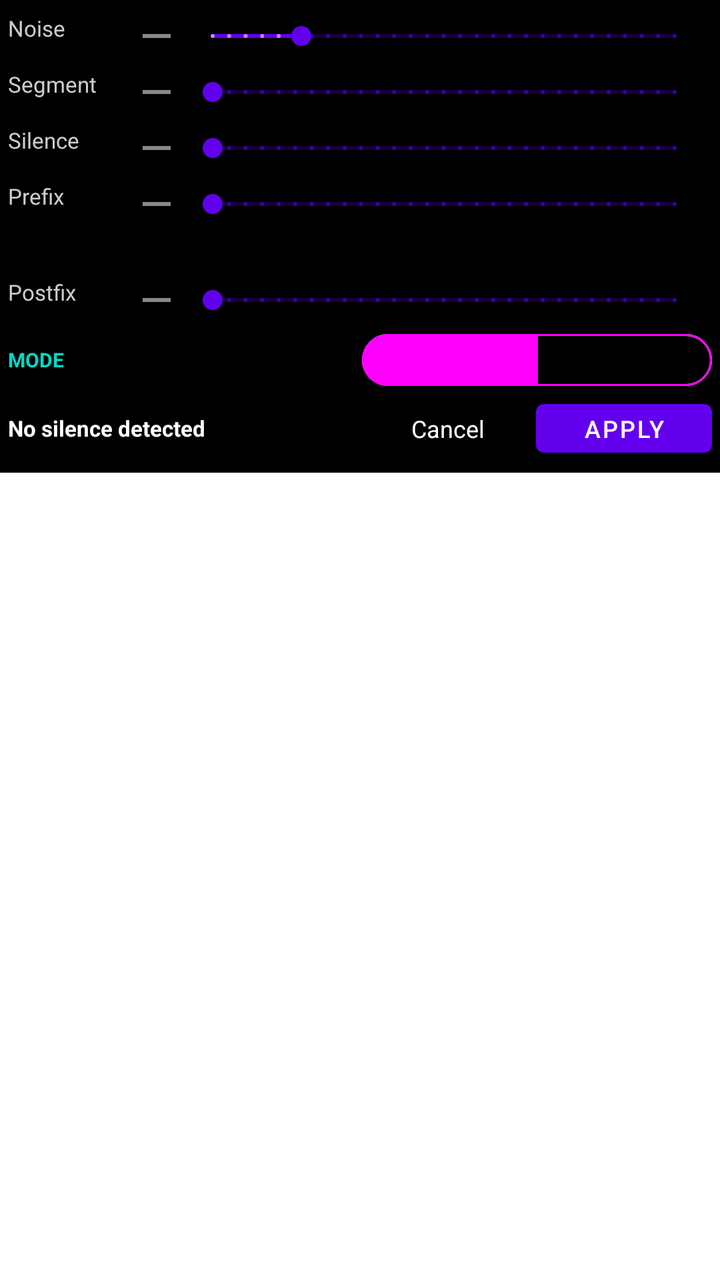
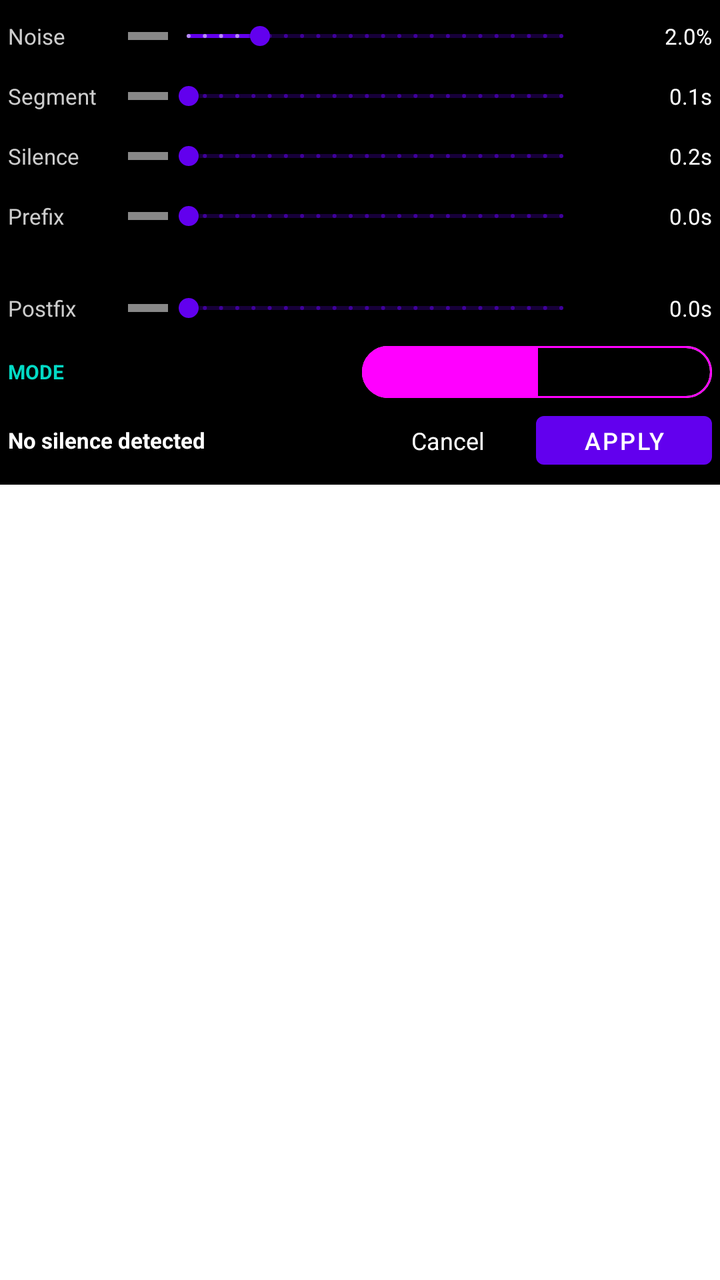

Before-and-after screenshots of an Android layout around one commit, followed by the original layout XML and the change that was made.
<!-- AndroidManifest.xml: application theme AppTheme -->
<!-- res/layout/dialog_silence_detection.xml -->
<ScrollView xmlns:android="http://schemas.android.com/apk/res/android"
    xmlns:app="http://schemas.android.com/apk/res-auto"
    android:layout_width="match_parent"
    android:layout_height="wrap_content">

    <LinearLayout
        android:id="@+id/silenceDetectionOverlay"
        android:layout_width="match_parent"
        android:layout_height="wrap_content"
        android:orientation="vertical"
        android:padding="4dp"
        android:background="#FF000000"
        android:clickable="true"
        android:focusable="true">

        <GridLayout
            android:layout_width="match_parent"
            android:layout_height="wrap_content"
            android:columnCount="2"
            android:alignmentMode="alignBounds"
            android:clipChildren="false"
            android:clipToPadding="false">

            
            <LinearLayout
                android:layout_width="wrap_content"
                android:layout_height="wrap_content"
                android:orientation="horizontal"
                android:gravity="center_vertical">
                <TextView
                    android:layout_width="wrap_content"
                    android:layout_height="wrap_content"
                    android:text="Noise"
                    android:textSize="11sp"
                    android:textColor="#CCCCCC"/>
                <ImageButton
                    android:layout_width="20dp"
                    android:layout_height="20dp"
                    android:src="@drawable/ic_info_24"
                    android:background="?attr/selectableItemBackgroundBorderless"
                    app:tint="#88FFFFFF"
                    android:tooltipText="@string/tooltip_noise_threshold"
                    android:tag="@string/tooltip_noise_threshold"
                    android:contentDescription="Noise Threshold"/>
            </LinearLayout>
            <LinearLayout
                android:layout_width="match_parent"
                android:layout_height="28dp"
                android:orientation="horizontal"
                android:gravity="center_vertical">
                <ImageButton
                    android:id="@+id/btnThresholdMinus"
                    android:layout_width="20dp"
                    android:layout_height="20dp"
                    android:src="@drawable/ic_remove_24"
                    android:background="?attr/selectableItemBackgroundBorderless"
                    app:tint="#88FFFFFF"
                    android:contentDescription="Decrease threshold"/>
                <com.google.android.material.slider.Slider
                    android:id="@+id/sliderThreshold"
                    android:layout_width="0dp"
                    android:layout_height="wrap_content"
                    android:layout_weight="1"
                    android:layout_marginStart="2dp"
                    android:layout_marginEnd="2dp"
                    android:valueFrom="0.001"
                    android:valueTo="0.1"
                    android:stepSize="0.001"
                    android:value="0.02"
                    app:haloRadius="0dp"
                    app:thumbRadius="5dp"
                    app:trackHeight="2dp"
                    android:tooltipText="@string/tooltip_noise_threshold"/>
                <ImageButton
                    android:id="@+id/btnThresholdPlus"
                    android:layout_width="20dp"
                    android:layout_height="20dp"
                    android:src="@drawable/ic_add_24"
                    android:background="?attr/selectableItemBackgroundBorderless"
                    app:tint="#88FFFFFF"
                    android:contentDescription="Increase threshold"/>
                <TextView
                    android:id="@+id/tvThresholdValue"
                    android:layout_width="45dp"
                    android:layout_height="wrap_content"
                    android:gravity="end"
                    android:text="2.0%"
                    android:textSize="11sp"
                    android:textColor="@android:color/white"/>
            </LinearLayout>

            
            <LinearLayout
                android:layout_width="wrap_content"
                android:layout_height="wrap_content"
                android:orientation="horizontal"
                android:gravity="center_vertical">
                <TextView
                    android:layout_width="wrap_content"
                    android:layout_height="wrap_content"
                    android:text="Segment"
                    android:textSize="11sp"
                    android:textColor="#CCCCCC"/>
                <ImageButton
                    android:layout_width="20dp"
                    android:layout_height="20dp"
                    android:src="@drawable/ic_info_24"
                    android:background="?attr/selectableItemBackgroundBorderless"
                    app:tint="#88FFFFFF"
                    android:tooltipText="@string/tooltip_min_segment_audio"
                    android:tag="@string/tooltip_min_segment_audio"
                    android:contentDescription="Min Segment Duration"/>
            </LinearLayout>
            <LinearLayout
                android:layout_width="match_parent"
                android:layout_height="28dp"
                android:orientation="horizontal"
                android:gravity="center_vertical">
                <ImageButton
                    android:id="@+id/btnMinSegmentMinus"
                    android:layout_width="20dp"
                    android:layout_height="20dp"
                    android:src="@drawable/ic_remove_24"
                    android:background="?attr/selectableItemBackgroundBorderless"
                    app:tint="#88FFFFFF"
                    android:contentDescription="Decrease segment duration"/>
                <com.google.android.material.slider.Slider
                    android:id="@+id/sliderMinSegment"
                    android:layout_width="0dp"
                    android:layout_height="wrap_content"
                    android:layout_weight="1"
                    android:layout_marginStart="2dp"
                    android:layout_marginEnd="2dp"
                    android:valueFrom="100"
                    android:valueTo="5000"
                    android:stepSize="100"
                    android:value="100"
                    app:haloRadius="0dp"
                    app:thumbRadius="5dp"
                    app:trackHeight="2dp"
                    android:tooltipText="@string/tooltip_min_segment_audio"/>
                <ImageButton
                    android:id="@+id/btnMinSegmentPlus"
                    android:layout_width="20dp"
                    android:layout_height="20dp"
                    android:src="@drawable/ic_add_24"
                    android:background="?attr/selectableItemBackgroundBorderless"
                    app:tint="#88FFFFFF"
                    android:contentDescription="Increase segment duration"/>
                <TextView
                    android:id="@+id/tvMinSegmentValue"
                    android:layout_width="45dp"
                    android:layout_height="wrap_content"
                    android:gravity="end"
                    android:text="0.1s"
                    android:textSize="11sp"
                    android:textColor="@android:color/white"/>
            </LinearLayout>

            
            <LinearLayout
                android:layout_width="wrap_content"
                android:layout_height="wrap_content"
                android:orientation="horizontal"
                android:gravity="center_vertical">
                <TextView
                    android:layout_width="wrap_content"
                    android:layout_height="wrap_content"
                    android:text="Silence"
                    android:textSize="11sp"
                    android:textColor="#CCCCCC"/>
                <ImageButton
                    android:layout_width="20dp"
                    android:layout_height="20dp"
                    android:src="@drawable/ic_info_24"
                    android:background="?attr/selectableItemBackgroundBorderless"
                    app:tint="#88FFFFFF"
                    android:tooltipText="@string/tooltip_min_silence_duration"
                    android:tag="@string/tooltip_min_silence_duration"
                    android:contentDescription="Min Silence Duration"/>
            </LinearLayout>
            <LinearLayout
                android:layout_width="match_parent"
                android:layout_height="28dp"
                android:orientation="horizontal"
                android:gravity="center_vertical">
                <ImageButton
                    android:id="@+id/btnDurationMinus"
                    android:layout_width="20dp"
                    android:layout_height="20dp"
                    android:src="@drawable/ic_remove_24"
                    android:background="?attr/selectableItemBackgroundBorderless"
                    app:tint="#88FFFFFF"
                    android:contentDescription="Decrease silence duration"/>
                <com.google.android.material.slider.Slider
                    android:id="@+id/sliderDuration"
                    android:layout_width="0dp"
                    android:layout_height="wrap_content"
                    android:layout_weight="1"
                    android:layout_marginStart="2dp"
                    android:layout_marginEnd="2dp"
                    android:valueFrom="200"
                    android:valueTo="5000"
                    android:stepSize="100"
                    android:value="200"
                    app:haloRadius="0dp"
                    app:thumbRadius="5dp"
                    app:trackHeight="2dp"
                    android:tooltipText="@string/tooltip_min_silence_duration"/>
                <ImageButton
                    android:id="@+id/btnDurationPlus"
                    android:layout_width="20dp"
                    android:layout_height="20dp"
                    android:src="@drawable/ic_add_24"
                    android:background="?attr/selectableItemBackgroundBorderless"
                    app:tint="#88FFFFFF"
                    android:contentDescription="Increase silence duration"/>
                <TextView
                    android:id="@+id/tvDurationValue"
                    android:layout_width="45dp"
                    android:layout_height="wrap_content"
                    android:gravity="end"
                    android:text="0.2s"
                    android:textSize="11sp"
                    android:textColor="@android:color/white"/>
            </LinearLayout>

            
            <LinearLayout
                android:layout_width="wrap_content"
                android:layout_height="wrap_content"
                android:orientation="horizontal"
                android:gravity="center_vertical">
                <TextView
                    android:layout_width="wrap_content"
                    android:layout_height="wrap_content"
                    android:text="Prefix"
                    android:textSize="11sp"
                    android:textColor="#CCCCCC"/>
                <ImageButton
                    android:layout_width="20dp"
                    android:layout_height="20dp"
                    android:src="@drawable/ic_info_24"
                    android:background="?attr/selectableItemBackgroundBorderless"
                    app:tint="#88FFFFFF"
                    android:tooltipText="@string/tooltip_padding_prefix"
                    android:tag="@string/tooltip_padding_prefix"
                    android:contentDescription="Prefix Padding"/>
            </LinearLayout>
            <LinearLayout
                android:layout_width="match_parent"
                android:layout_height="28dp"
                android:orientation="horizontal"
                android:gravity="center_vertical">
                <ImageButton
                    android:id="@+id/btnPaddingPrefixMinus"
                    android:layout_width="20dp"
                    android:layout_height="20dp"
                    android:src="@drawable/ic_remove_24"
                    android:background="?attr/selectableItemBackgroundBorderless"
                    app:tint="#88FFFFFF"
                    android:contentDescription="Decrease prefix padding"/>
                <com.google.android.material.slider.Slider
                    android:id="@+id/sliderPaddingPrefix"
                    android:layout_width="0dp"
                    android:layout_height="wrap_content"
                    android:layout_weight="1"
                    android:layout_marginStart="2dp"
                    android:layout_marginEnd="2dp"
                    android:valueFrom="0"
                    android:valueTo="2000"
                    android:stepSize="50"
                    android:value="0"
                    app:haloRadius="0dp"
                    app:thumbRadius="5dp"
                    app:trackHeight="2dp"
                    android:tooltipText="@string/tooltip_padding_prefix"/>
                <ImageButton
                    android:id="@+id/btnPaddingPrefixPlus"
                    android:layout_width="20dp"
                    android:layout_height="20dp"
                    android:src="@drawable/ic_add_24"
                    android:background="?attr/selectableItemBackgroundBorderless"
                    app:tint="#88FFFFFF"
                    android:contentDescription="Increase prefix padding"/>
                <TextView
                    android:id="@+id/tvPaddingPrefixValue"
                    android:layout_width="45dp"
                    android:layout_height="wrap_content"
                    android:gravity="end"
                    android:text="0.0s"
                    android:textSize="11sp"
                    android:textColor="@android:color/white"/>
            </LinearLayout>

            
            <View android:layout_width="0dp" android:layout_height="0dp" />
            <ImageButton
                android:id="@+id/btnLinkPadding"
                android:layout_width="20dp"
                android:layout_height="20dp"
                android:layout_gravity="center_horizontal"
                android:layout_marginTop="-4dp"
                android:layout_marginBottom="-4dp"
                android:background="?attr/selectableItemBackgroundBorderless"
                android:src="@drawable/ic_link_24"
                app:tint="@android:color/white"
                android:contentDescription="@string/content_desc_link_padding"/>

            
            <LinearLayout
                android:layout_width="wrap_content"
                android:layout_height="wrap_content"
                android:orientation="horizontal"
                android:gravity="center_vertical">
                <TextView
                    android:layout_width="wrap_content"
                    android:layout_height="wrap_content"
                    android:text="Postfix"
                    android:textSize="11sp"
                    android:textColor="#CCCCCC"/>
                <ImageButton
                    android:layout_width="20dp"
                    android:layout_height="20dp"
                    android:src="@drawable/ic_info_24"
                    android:background="?attr/selectableItemBackgroundBorderless"
                    app:tint="#88FFFFFF"
                    android:tooltipText="@string/tooltip_padding_postfix"
                    android:tag="@string/tooltip_padding_postfix"
                    android:contentDescription="Postfix Padding"/>
            </LinearLayout>
            <LinearLayout
                android:layout_width="match_parent"
                android:layout_height="28dp"
                android:orientation="horizontal"
                android:gravity="center_vertical">
                <ImageButton
                    android:id="@+id/btnPaddingPostfixMinus"
                    android:layout_width="20dp"
                    android:layout_height="20dp"
                    android:src="@drawable/ic_remove_24"
                    android:background="?attr/selectableItemBackgroundBorderless"
                    app:tint="#88FFFFFF"
                    android:contentDescription="Decrease postfix padding"/>
                <com.google.android.material.slider.Slider
                    android:id="@+id/sliderPaddingPostfix"
                    android:layout_width="0dp"
                    android:layout_height="wrap_content"
                    android:layout_weight="1"
                    android:layout_marginStart="2dp"
                    android:layout_marginEnd="2dp"
                    android:valueFrom="0"
                    android:valueTo="2000"
                    android:stepSize="50"
                    android:value="0"
                    app:haloRadius="0dp"
                    app:thumbRadius="5dp"
                    app:trackHeight="2dp"
                    android:tooltipText="@string/tooltip_padding_postfix"/>
                <ImageButton
                    android:id="@+id/btnPaddingPostfixPlus"
                    android:layout_width="20dp"
                    android:layout_height="20dp"
                    android:src="@drawable/ic_add_24"
                    android:background="?attr/selectableItemBackgroundBorderless"
                    app:tint="#88FFFFFF"
                    android:contentDescription="Increase postfix padding"/>
                <TextView
                    android:id="@+id/tvPaddingPostfixValue"
                    android:layout_width="45dp"
                    android:layout_height="wrap_content"
                    android:gravity="end"
                    android:text="0.0s"
                    android:textSize="11sp"
                    android:textColor="@android:color/white"/>
            </LinearLayout>
        </GridLayout>

        
        <LinearLayout
            android:layout_width="match_parent"
            android:layout_height="28dp"
            android:orientation="horizontal"
            android:gravity="center_vertical"
            android:layout_marginTop="2dp">
            <TextView
                android:layout_width="0dp"
                android:layout_height="wrap_content"
                android:layout_weight="1"
                android:text="MODE"
                android:textSize="10sp"
                android:textColor="?attr/colorAccent"
                android:textStyle="bold"/>
            <com.google.android.material.button.MaterialButtonToggleGroup
                android:id="@+id/btnToggleModeSilence"
                android:layout_width="wrap_content"
                android:layout_height="26dp"
                app:singleSelection="true"
                app:selectionRequired="true"
                app:checkedButton="@id/btnModeDiscardSilence">
                <com.google.android.material.button.MaterialButton
                    android:id="@+id/btnModeDiscardSilence"
                    style="@style/Widget.Material3.Button.OutlinedButton"
                    android:layout_width="wrap_content"
                    android:layout_height="26dp"
                    android:textSize="10sp"
                    android:text="@string/mode_discard_matching"
                    android:paddingStart="8dp"
                    android:paddingEnd="8dp"
                    android:insetTop="0dp"
                    android:insetBottom="0dp"/>
                <com.google.android.material.button.MaterialButton
                    android:id="@+id/btnModeKeepSilence"
                    style="@style/Widget.Material3.Button.OutlinedButton"
                    android:layout_width="wrap_content"
                    android:layout_height="26dp"
                    android:textSize="10sp"
                    android:text="@string/mode_keep_matching"
                    android:paddingStart="8dp"
                    android:paddingEnd="8dp"
                    android:insetTop="0dp"
                    android:insetBottom="0dp"/>
            </com.google.android.material.button.MaterialButtonToggleGroup>
        </LinearLayout>

        <LinearLayout
            android:layout_width="match_parent"
            android:layout_height="wrap_content"
            android:orientation="horizontal"
            android:gravity="center_vertical"
            android:layout_marginTop="2dp">
            
            <TextView
                android:id="@+id/tvEstimatedCut"
                android:layout_width="0dp"
                android:layout_height="wrap_content"
                android:layout_weight="1"
                android:text="No silence detected"
                android:textColor="@android:color/white"
                android:textSize="11sp"
                android:textStyle="bold"/>

            <com.google.android.material.button.MaterialButton
                android:id="@+id/btnCancel"
                style="@style/Widget.Material3.Button.TextButton"
                android:layout_width="wrap_content"
                android:layout_height="wrap_content"
                android:text="Cancel"
                android:textColor="@android:color/white"
                android:textSize="12sp"
                android:minHeight="32dp"/>

            <com.google.android.material.button.MaterialButton
                android:id="@+id/btnApply"
                android:layout_width="wrap_content"
                android:layout_height="wrap_content"
                android:text="Apply"
                android:textSize="12sp"
                android:minHeight="32dp"
                android:tooltipText="@string/tooltip_apply_smart_cut"/>
        </LinearLayout>

    </LinearLayout>
</ScrollView>
<!-- resources referenced by this layout -->
<resources>
  <!-- drawable ic_remove_24 (drawable) -->
  <vector xmlns:android="http://schemas.android.com/apk/res/android"
      android:width="24dp"
      android:height="24dp"
      android:viewportWidth="24"
      android:viewportHeight="24">
    <path
        android:pathData="M19,13H5v-2h14v2Z"
        android:fillColor="#FFFFFF"/>
  </vector>
  <string name="content_desc_link_padding">Link Padding Sliders</string>
  <string name="mode_discard_matching">Discard</string>
  <string name="mode_keep_matching">Keep</string>
  <string name="tooltip_apply_smart_cut">Applies the cuts. Discards red segments and merges green segments on the main timeline.</string>
  <string name="tooltip_min_segment_audio">Minimum duration for kept audio segments. Lower values keep short words; higher values filter brief noises like coughs or mic bumps.</string>
  <string name="tooltip_min_silence_duration">Minimum silence duration required to trigger a cut. Lower values create tight pacing; higher values preserve natural pauses.</string>
  <string name="tooltip_noise_threshold" formatted="false">Audio level below which sound is considered silence. Increase if background noise (hum, AC, breathing) is preventing cuts.</string>
  <string name="tooltip_padding_postfix">Padding added after a kept segment ends. Prevents audio from cutting off too abruptly.</string>
  <string name="tooltip_padding_prefix">Padding added before a kept segment starts. Prevents word beginnings from feeling cut off.</string>
</resources>

<!-- the commit's change to res/layout/dialog_silence_detection.xml (unified diff, before → after) -->
@@ -13,17 +13,15 @@
         android:clickable="true"
         android:focusable="true">
 
-        <GridLayout
-            android:layout_width="match_parent"
-            android:layout_height="wrap_content"
-            android:columnCount="2"
-            android:alignmentMode="alignBounds"
-            android:clipChildren="false"
-            android:clipToPadding="false">
-
-            
+        
+        <LinearLayout
+            android:layout_width="match_parent"
+            android:layout_height="28dp"
+            android:orientation="horizontal"
+            android:gravity="center_vertical"
+            android:layout_marginBottom="2dp">
             <LinearLayout
-                android:layout_width="wrap_content"
+                android:layout_width="60dp"
                 android:layout_height="wrap_content"
                 android:orientation="horizontal"
                 android:gravity="center_vertical">
@@ -34,8 +32,10 @@
                     android:textSize="11sp"
                     android:textColor="#CCCCCC"/>
                 <ImageButton
-                    android:layout_width="20dp"
-                    android:layout_height="20dp"
+                    android:id="@+id/infoThreshold"
+                    android:layout_width="16dp"
+                    android:layout_height="16dp"
+                    android:layout_marginStart="2dp"
                     android:src="@drawable/ic_info_24"
                     android:background="?attr/selectableItemBackgroundBorderless"
                     app:tint="#88FFFFFF"
@@ -43,55 +43,56 @@
                     android:tag="@string/tooltip_noise_threshold"
                     android:contentDescription="Noise Threshold"/>
             </LinearLayout>
+            <ImageButton
+                android:id="@+id/btnThresholdMinus"
+                android:layout_width="20dp"
+                android:layout_height="20dp"
+                android:src="@drawable/ic_remove_24"
+                android:background="?attr/selectableItemBackgroundBorderless"
+                app:tint="#88FFFFFF"
+                android:contentDescription="Decrease threshold"/>
+            <com.google.android.material.slider.Slider
+                android:id="@+id/sliderThreshold"
+                android:layout_width="0dp"
+                android:layout_height="wrap_content"
+                android:layout_weight="1"
+                android:layout_marginStart="-6dp"
+                android:layout_marginEnd="-6dp"
+                android:valueFrom="0.001"
+                android:valueTo="0.1"
+                android:stepSize="0.001"
+                android:value="0.02"
+                app:haloRadius="0dp"
+                app:thumbRadius="5dp"
+                app:trackHeight="2dp"
+                android:tooltipText="@string/tooltip_noise_threshold"/>
+            <ImageButton
+                android:id="@+id/btnThresholdPlus"
+                android:layout_width="20dp"
+                android:layout_height="20dp"
+                android:src="@drawable/ic_add_24"
+                android:background="?attr/selectableItemBackgroundBorderless"
+                app:tint="#88FFFFFF"
+                android:contentDescription="Increase threshold"/>
+            <TextView
+                android:id="@+id/tvThresholdValue"
+                android:layout_width="45dp"
+                android:layout_height="wrap_content"
+                android:gravity="end"
+                android:text="2.0%"
+                android:textSize="11sp"
+                android:textColor="@android:color/white"/>
+        </LinearLayout>
+
+        
+        <LinearLayout
+            android:layout_width="match_parent"
+            android:layout_height="28dp"
+            android:orientation="horizontal"
+            android:gravity="center_vertical"
+            android:layout_marginBottom="2dp">
             <LinearLayout
-                android:layout_width="match_parent"
-                android:layout_height="28dp"
-                android:orientation="horizontal"
-                android:gravity="center_vertical">
-                <ImageButton
-                    android:id="@+id/btnThresholdMinus"
-                    android:layout_width="20dp"
-                    android:layout_height="20dp"
-                    android:src="@drawable/ic_remove_24"
-                    android:background="?attr/selectableItemBackgroundBorderless"
-                    app:tint="#88FFFFFF"
-                    android:contentDescription="Decrease threshold"/>
-                <com.google.android.material.slider.Slider
-                    android:id="@+id/sliderThreshold"
-                    android:layout_width="0dp"
-                    android:layout_height="wrap_content"
-                    android:layout_weight="1"
-                    android:layout_marginStart="2dp"
-                    android:layout_marginEnd="2dp"
-                    android:valueFrom="0.001"
-                    android:valueTo="0.1"
-                    android:stepSize="0.001"
-                    android:value="0.02"
-                    app:haloRadius="0dp"
-                    app:thumbRadius="5dp"
-                    app:trackHeight="2dp"
-                    android:tooltipText="@string/tooltip_noise_threshold"/>
-                <ImageButton
-                    android:id="@+id/btnThresholdPlus"
-                    android:layout_width="20dp"
-                    android:layout_height="20dp"
-                    android:src="@drawable/ic_add_24"
-                    android:background="?attr/selectableItemBackgroundBorderless"
-                    app:tint="#88FFFFFF"
-                    android:contentDescription="Increase threshold"/>
-                <TextView
-                    android:id="@+id/tvThresholdValue"
-                    android:layout_width="45dp"
-                    android:layout_height="wrap_content"
-                    android:gravity="end"
-                    android:text="2.0%"
-                    android:textSize="11sp"
-                    android:textColor="@android:color/white"/>
-            </LinearLayout>
-
-            
-            <LinearLayout
-                android:layout_width="wrap_content"
+                android:layout_width="60dp"
                 android:layout_height="wrap_content"
                 android:orientation="horizontal"
                 android:gravity="center_vertical">
@@ -102,8 +103,10 @@
                     android:textSize="11sp"
                     android:textColor="#CCCCCC"/>
                 <ImageButton
-                    android:layout_width="20dp"
-                    android:layout_height="20dp"
+                    android:id="@+id/infoMinSegment"
+                    android:layout_width="16dp"
+                    android:layout_height="16dp"
+                    android:layout_marginStart="2dp"
                     android:src="@drawable/ic_info_24"
                     android:background="?attr/selectableItemBackgroundBorderless"
                     app:tint="#88FFFFFF"
@@ -111,55 +114,56 @@
                     android:tag="@string/tooltip_min_segment_audio"
                     android:contentDescription="Min Segment Duration"/>
             </LinearLayout>
+            <ImageButton
+                android:id="@+id/btnMinSegmentMinus"
+                android:layout_width="20dp"
+                android:layout_height="20dp"
+                android:src="@drawable/ic_remove_24"
+                android:background="?attr/selectableItemBackgroundBorderless"
+                app:tint="#88FFFFFF"
+                android:contentDescription="Decrease segment duration"/>
+            <com.google.android.material.slider.Slider
+                android:id="@+id/sliderMinSegment"
+                android:layout_width="0dp"
+                android:layout_height="wrap_content"
+                android:layout_weight="1"
+                android:layout_marginStart="-6dp"
+                android:layout_marginEnd="-6dp"
+                android:valueFrom="100"
+                android:valueTo="5000"
+                android:stepSize="100"
+                android:value="100"
+                app:haloRadius="0dp"
+                app:thumbRadius="5dp"
+                app:trackHeight="2dp"
+                android:tooltipText="@string/tooltip_min_segment_audio"/>
+            <ImageButton
+                android:id="@+id/btnMinSegmentPlus"
+                android:layout_width="20dp"
+                android:layout_height="20dp"
+                android:src="@drawable/ic_add_24"
+                android:background="?attr/selectableItemBackgroundBorderless"
+                app:tint="#88FFFFFF"
+                android:contentDescription="Increase segment duration"/>
+            <TextView
+                android:id="@+id/tvMinSegmentValue"
+                android:layout_width="45dp"
+                android:layout_height="wrap_content"
+                android:gravity="end"
+                android:text="0.1s"
+                android:textSize="11sp"
+                android:textColor="@android:color/white"/>
+        </LinearLayout>
+
+        
+        <LinearLayout
+            android:layout_width="match_parent"
+            android:layout_height="28dp"
+            android:orientation="horizontal"
+            android:gravity="center_vertical"
+            android:layout_marginBottom="2dp">
             <LinearLayout
-                android:layout_width="match_parent"
-                android:layout_height="28dp"
-                android:orientation="horizontal"
-                android:gravity="center_vertical">
-                <ImageButton
-                    android:id="@+id/btnMinSegmentMinus"
-                    android:layout_width="20dp"
-                    android:layout_height="20dp"
-                    android:src="@drawable/ic_remove_24"
-                    android:background="?attr/selectableItemBackgroundBorderless"
-                    app:tint="#88FFFFFF"
-                    android:contentDescription="Decrease segment duration"/>
-                <com.google.android.material.slider.Slider
-                    android:id="@+id/sliderMinSegment"
-                    android:layout_width="0dp"
-                    android:layout_height="wrap_content"
-                    android:layout_weight="1"
-                    android:layout_marginStart="2dp"
-                    android:layout_marginEnd="2dp"
-                    android:valueFrom="100"
-                    android:valueTo="5000"
-                    android:stepSize="100"
-                    android:value="100"
-                    app:haloRadius="0dp"
-                    app:thumbRadius="5dp"
-                    app:trackHeight="2dp"
-                    android:tooltipText="@string/tooltip_min_segment_audio"/>
-                <ImageButton
-                    android:id="@+id/btnMinSegmentPlus"
-                    android:layout_width="20dp"
-                    android:layout_height="20dp"
-                    android:src="@drawable/ic_add_24"
-                    android:background="?attr/selectableItemBackgroundBorderless"
-                    app:tint="#88FFFFFF"
-                    android:contentDescription="Increase segment duration"/>
-                <TextView
-                    android:id="@+id/tvMinSegmentValue"
-                    android:layout_width="45dp"
-                    android:layout_height="wrap_content"
-                    android:gravity="end"
-                    android:text="0.1s"
-                    android:textSize="11sp"
-                    android:textColor="@android:color/white"/>
-            </LinearLayout>
-
-            
-            <LinearLayout
-                android:layout_width="wrap_content"
+                android:layout_width="60dp"
                 android:layout_height="wrap_content"
                 android:orientation="horizontal"
                 android:gravity="center_vertical">
@@ -170,8 +174,10 @@
                     android:textSize="11sp"
                     android:textColor="#CCCCCC"/>
                 <ImageButton
-                    android:layout_width="20dp"
-                    android:layout_height="20dp"
+                    android:id="@+id/infoDuration"
+                    android:layout_width="16dp"
+                    android:layout_height="16dp"
+                    android:layout_marginStart="2dp"
                     android:src="@drawable/ic_info_24"
                     android:background="?attr/selectableItemBackgroundBorderless"
                     app:tint="#88FFFFFF"
@@ -179,55 +185,56 @@
                     android:tag="@string/tooltip_min_silence_duration"
                     android:contentDescription="Min Silence Duration"/>
             </LinearLayout>
+            <ImageButton
+                android:id="@+id/btnDurationMinus"
+                android:layout_width="20dp"
+                android:layout_height="20dp"
+                android:src="@drawable/ic_remove_24"
+                android:background="?attr/selectableItemBackgroundBorderless"
+                app:tint="#88FFFFFF"
+                android:contentDescription="Decrease silence duration"/>
+            <com.google.android.material.slider.Slider
+                android:id="@+id/sliderDuration"
+                android:layout_width="0dp"
+                android:layout_height="wrap_content"
+                android:layout_weight="1"
+                android:layout_marginStart="-6dp"
+                android:layout_marginEnd="-6dp"
+                android:valueFrom="200"
+                android:valueTo="5000"
+                android:stepSize="100"
+                android:value="200"
+                app:haloRadius="0dp"
+                app:thumbRadius="5dp"
+                app:trackHeight="2dp"
+                android:tooltipText="@string/tooltip_min_silence_duration"/>
+            <ImageButton
+                android:id="@+id/btnDurationPlus"
+                android:layout_width="20dp"
+                android:layout_height="20dp"
+                android:src="@drawable/ic_add_24"
+                android:background="?attr/selectableItemBackgroundBorderless"
+                app:tint="#88FFFFFF"
+                android:contentDescription="Increase silence duration"/>
+            <TextView
+                android:id="@+id/tvDurationValue"
+                android:layout_width="45dp"
+                android:layout_height="wrap_content"
+                android:gravity="end"
+                android:text="0.2s"
+                android:textSize="11sp"
+                android:textColor="@android:color/white"/>
+        </LinearLayout>
+
+        
+        <LinearLayout
+            android:layout_width="match_parent"
+            android:layout_height="28dp"
+            android:orientation="horizontal"
+            android:gravity="center_vertical"
+            android:layout_marginBottom="2dp">
             <LinearLayout
-                android:layout_width="match_parent"
-                android:layout_height="28dp"
-                android:orientation="horizontal"
-                android:gravity="center_vertical">
-                <ImageButton
-                    android:id="@+id/btnDurationMinus"
-                    android:layout_width="20dp"
-                    android:layout_height="20dp"
-                    android:src="@drawable/ic_remove_24"
-                    android:background="?attr/selectableItemBackgroundBorderless"
-                    app:tint="#88FFFFFF"
-                    android:contentDescription="Decrease silence duration"/>
-                <com.google.android.material.slider.Slider
-                    android:id="@+id/sliderDuration"
-                    android:layout_width="0dp"
-                    android:layout_height="wrap_content"
-                    android:layout_weight="1"
-                    android:layout_marginStart="2dp"
-                    android:layout_marginEnd="2dp"
-                    android:valueFrom="200"
-                    android:valueTo="5000"
-                    android:stepSize="100"
-                    android:value="200"
-                    app:haloRadius="0dp"
-                    app:thumbRadius="5dp"
-                    app:trackHeight="2dp"
-                    android:tooltipText="@string/tooltip_min_silence_duration"/>
-                <ImageButton
-                    android:id="@+id/btnDurationPlus"
-                    android:layout_width="20dp"
-                    android:layout_height="20dp"
-                    android:src="@drawable/ic_add_24"
-                    android:background="?attr/selectableItemBackgroundBorderless"
-                    app:tint="#88FFFFFF"
-                    android:contentDescription="Increase silence duration"/>
-                <TextView
-                    android:id="@+id/tvDurationValue"
-                    android:layout_width="45dp"
-                    android:layout_height="wrap_content"
-                    android:gravity="end"
-                    android:text="0.2s"
-                    android:textSize="11sp"
-                    android:textColor="@android:color/white"/>
-            </LinearLayout>
-
-            
-            <LinearLayout
-                android:layout_width="wrap_content"
+                android:layout_width="60dp"
                 android:layout_height="wrap_content"
                 android:orientation="horizontal"
                 android:gravity="center_vertical">
@@ -238,8 +245,10 @@
                     android:textSize="11sp"
                     android:textColor="#CCCCCC"/>
                 <ImageButton
-                    android:layout_width="20dp"
-                    android:layout_height="20dp"
+                    android:id="@+id/infoPaddingPrefix"
+                    android:layout_width="16dp"
+                    android:layout_height="16dp"
+                    android:layout_marginStart="2dp"
                     android:src="@drawable/ic_info_24"
                     android:background="?attr/selectableItemBackgroundBorderless"
                     app:tint="#88FFFFFF"
@@ -247,69 +256,71 @@
                     android:tag="@string/tooltip_padding_prefix"
                     android:contentDescription="Prefix Padding"/>
             </LinearLayout>
-            <LinearLayout
-                android:layout_width="match_parent"
-                android:layout_height="28dp"
-                android:orientation="horizontal"
-                android:gravity="center_vertical">
-                <ImageButton
-                    android:id="@+id/btnPaddingPrefixMinus"
-                    android:layout_width="20dp"
-                    android:layout_height="20dp"
-                    android:src="@drawable/ic_remove_24"
-                    android:background="?attr/selectableItemBackgroundBorderless"
-                    app:tint="#88FFFFFF"
-                    android:contentDescription="Decrease prefix padding"/>
-                <com.google.android.material.slider.Slider
-                    android:id="@+id/sliderPaddingPrefix"
-                    android:layout_width="0dp"
-                    android:layout_height="wrap_content"
-                    android:layout_weight="1"
-                    android:layout_marginStart="2dp"
-                    android:layout_marginEnd="2dp"
-                    android:valueFrom="0"
-                    android:valueTo="2000"
-                    android:stepSize="50"
-                    android:value="0"
-                    app:haloRadius="0dp"
-                    app:thumbRadius="5dp"
-                    app:trackHeight="2dp"
-                    android:tooltipText="@string/tooltip_padding_prefix"/>
-                <ImageButton
-                    android:id="@+id/btnPaddingPrefixPlus"
-                    android:layout_width="20dp"
-                    android:layout_height="20dp"
-                    android:src="@drawable/ic_add_24"
-                    android:background="?attr/selectableItemBackgroundBorderless"
-                    app:tint="#88FFFFFF"
-                    android:contentDescription="Increase prefix padding"/>
-                <TextView
-                    android:id="@+id/tvPaddingPrefixValue"
-                    android:layout_width="45dp"
-                    android:layout_height="wrap_content"
-                    android:gravity="end"
-                    android:text="0.0s"
-                    android:textSize="11sp"
-                    android:textColor="@android:color/white"/>
-            </LinearLayout>
-
-            
-            <View android:layout_width="0dp" android:layout_height="0dp" />
+            <ImageButton
+                android:id="@+id/btnPaddingPrefixMinus"
+                android:layout_width="20dp"
+                android:layout_height="20dp"
+                android:src="@drawable/ic_remove_24"
+                android:background="?attr/selectableItemBackgroundBorderless"
+                app:tint="#88FFFFFF"
+                android:contentDescription="Decrease prefix padding"/>
+            <com.google.android.material.slider.Slider
+                android:id="@+id/sliderPaddingPrefix"
+                android:layout_width="0dp"
+                android:layout_height="wrap_content"
+                android:layout_weight="1"
+                android:layout_marginStart="-6dp"
+                android:layout_marginEnd="-6dp"
+                android:valueFrom="0"
+                android:valueTo="2000"
+                android:stepSize="50"
+                android:value="0"
+                app:haloRadius="0dp"
+                app:thumbRadius="5dp"
+                app:trackHeight="2dp"
+                android:tooltipText="@string/tooltip_padding_prefix"/>
+            <ImageButton
+                android:id="@+id/btnPaddingPrefixPlus"
+                android:layout_width="20dp"
+                android:layout_height="20dp"
+                android:src="@drawable/ic_add_24"
+                android:background="?attr/selectableItemBackgroundBorderless"
+                app:tint="#88FFFFFF"
+                android:contentDescription="Increase prefix padding"/>
+            <TextView
+                android:id="@+id/tvPaddingPrefixValue"
+                android:layout_width="45dp"
+                android:layout_height="wrap_content"
+                android:gravity="end"
+                android:text="0.0s"
+                android:textSize="11sp"
+                android:textColor="@android:color/white"/>
+        </LinearLayout>
+
+        
+        <FrameLayout
+            android:layout_width="match_parent"
+            android:layout_height="16dp">
             <ImageButton
                 android:id="@+id/btnLinkPadding"
                 android:layout_width="20dp"
                 android:layout_height="20dp"
-                android:layout_gravity="center_horizontal"
-                android:layout_marginTop="-4dp"
-                android:layout_marginBottom="-4dp"
+                android:layout_gravity="center"
                 android:background="?attr/selectableItemBackgroundBorderless"
                 android:src="@drawable/ic_link_24"
                 app:tint="@android:color/white"
                 android:contentDescription="@string/content_desc_link_padding"/>
-
-            
+        </FrameLayout>
+
+        
+        <LinearLayout
+            android:layout_width="match_parent"
+            android:layout_height="28dp"
+            android:orientation="horizontal"
+            android:gravity="center_vertical"
+            android:layout_marginBottom="2dp">
             <LinearLayout
-                android:layout_width="wrap_content"
+                android:layout_width="60dp"
                 android:layout_height="wrap_content"
                 android:orientation="horizontal"
                 android:gravity="center_vertical">
@@ -320,8 +331,10 @@
                     android:textSize="11sp"
                     android:textColor="#CCCCCC"/>
                 <ImageButton
-                    android:layout_width="20dp"
-                    android:layout_height="20dp"
+                    android:id="@+id/infoPaddingPostfix"
+                    android:layout_width="16dp"
+                    android:layout_height="16dp"
+                    android:layout_marginStart="2dp"
                     android:src="@drawable/ic_info_24"
                     android:background="?attr/selectableItemBackgroundBorderless"
                     app:tint="#88FFFFFF"
@@ -329,52 +342,46 @@
                     android:tag="@string/tooltip_padding_postfix"
                     android:contentDescription="Postfix Padding"/>
             </LinearLayout>
-            <LinearLayout
-                android:layout_width="match_parent"
-                android:layout_height="28dp"
-                android:orientation="horizontal"
-                android:gravity="center_vertical">
-                <ImageButton
-                    android:id="@+id/btnPaddingPostfixMinus"
-                    android:layout_width="20dp"
-                    android:layout_height="20dp"
-                    android:src="@drawable/ic_remove_24"
-                    android:background="?attr/selectableItemBackgroundBorderless"
-                    app:tint="#88FFFFFF"
-                    android:contentDescription="Decrease postfix padding"/>
-                <com.google.android.material.slider.Slider
-                    android:id="@+id/sliderPaddingPostfix"
-                    android:layout_width="0dp"
-                    android:layout_height="wrap_content"
-                    android:layout_weight="1"
-                    android:layout_marginStart="2dp"
-                    android:layout_marginEnd="2dp"
-                    android:valueFrom="0"
-                    android:valueTo="2000"
-                    android:stepSize="50"
-                    android:value="0"
-                    app:haloRadius="0dp"
-                    app:thumbRadius="5dp"
-                    app:trackHeight="2dp"
-                    android:tooltipText="@string/tooltip_padding_postfix"/>
-                <ImageButton
-                    android:id="@+id/btnPaddingPostfixPlus"
-                    android:layout_width="20dp"
-                    android:layout_height="20dp"
-                    android:src="@drawable/ic_add_24"
-                    android:background="?attr/selectableItemBackgroundBorderless"
-                    app:tint="#88FFFFFF"
-                    android:contentDescription="Increase postfix padding"/>
-                <TextView
-                    android:id="@+id/tvPaddingPostfixValue"
-                    android:layout_width="45dp"
-                    android:layout_height="wrap_content"
-                    android:gravity="end"
-                    android:text="0.0s"
-                    android:textSize="11sp"
-                    android:textColor="@android:color/white"/>
-            </LinearLayout>
-        </GridLayout>
+            <ImageButton
+                android:id="@+id/btnPaddingPostfixMinus"
+                android:layout_width="20dp"
+                android:layout_height="20dp"
+                android:src="@drawable/ic_remove_24"
+                android:background="?attr/selectableItemBackgroundBorderless"
+                app:tint="#88FFFFFF"
+                android:contentDescription="Decrease postfix padding"/>
+            <com.google.android.material.slider.Slider
+                android:id="@+id/sliderPaddingPostfix"
+                android:layout_width="0dp"
+                android:layout_height="wrap_content"
+                android:layout_weight="1"
+                android:layout_marginStart="-6dp"
+                android:layout_marginEnd="-6dp"
+                android:valueFrom="0"
+                android:valueTo="2000"
+                android:stepSize="50"
+                android:value="0"
+                app:haloRadius="0dp"
+                app:thumbRadius="5dp"
+                app:trackHeight="2dp"
+                android:tooltipText="@string/tooltip_padding_postfix"/>
+            <ImageButton
+                android:id="@+id/btnPaddingPostfixPlus"
+                android:layout_width="20dp"
+                android:layout_height="20dp"
+                android:src="@drawable/ic_add_24"
+                android:background="?attr/selectableItemBackgroundBorderless"
+                app:tint="#88FFFFFF"
+                android:contentDescription="Increase postfix padding"/>
+            <TextView
+                android:id="@+id/tvPaddingPostfixValue"
+                android:layout_width="45dp"
+                android:layout_height="wrap_content"
+                android:gravity="end"
+                android:text="0.0s"
+                android:textSize="11sp"
+                android:textColor="@android:color/white"/>
+        </LinearLayout>
 
         
         <LinearLayout
<!-- resource entries referenced after the edit -->
@@ -7,7 +7,7 @@
       android:viewportWidth="24"
       android:viewportHeight="24">
     <path
-        android:pathData="M19,13H5v-2h14v2Z"
+        android:pathData="M2,10h20v4H2z"
         android:fillColor="#FFFFFF"/>
   </vector>
   <string name="content_desc_link_padding">Link Padding Sliders</string>
